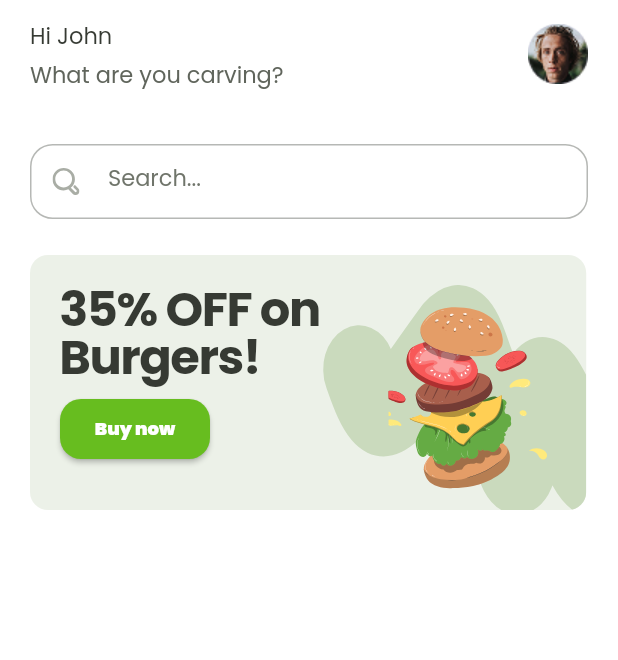
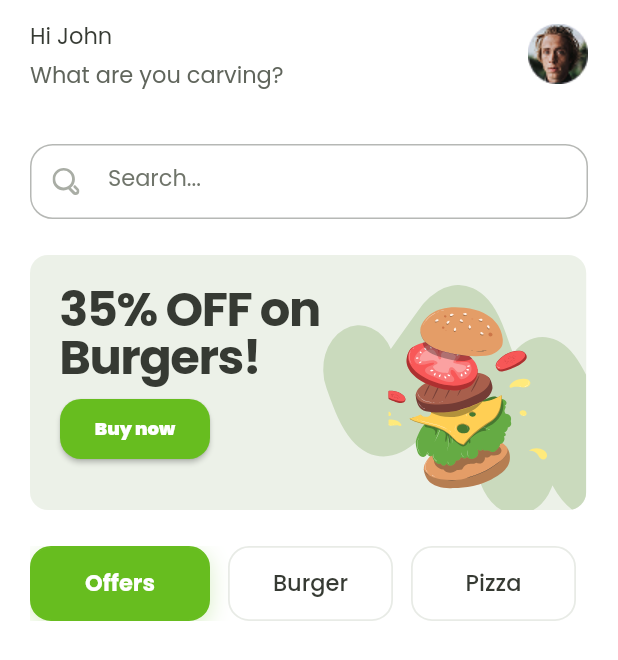
Before and after one commit to MohamedEssami20/app-delivery-food, a Flutter app: the HomeView screen opened by its route, on a phone screen of 412 x 824 dp. Shown: the top 660 px of the screen. Run offline on Flutter 3.47's test engine with Material 3 defaults, Android fonts, the phone set to English and light mode, and no system bars; our stand-ins replace cloud_firestore, dartz, firebase_auth, firebase_core, flutter_bloc, flutter_svg and 4 more; missing offline and left inert: flutter_facebook_auth; accounts and stored records are empty.

Commit message:
add Category name Item List

```diff
--- /dev/null
+++ b/lib/core/helper/category_prdoucts_item.dart
@@ -0,0 +1,9 @@
+abstract class CategoryPrdouctsItem {
+  final String title;
+
+  CategoryPrdouctsItem({required this.title});
+
+  static List<String> getCategoryItems() {
+    return ["Offers", "Burger", "Pizza", "Dount", "Soft Drink", "Ice Cream"];
+  }
+}
--- /dev/null
+++ b/lib/features/home/presentation/views/widgets/category_items_list.dart
@@ -0,0 +1,37 @@
+import 'package:app_delivey_food/core/helper/category_prdoucts_item.dart';
+import 'package:app_delivey_food/features/home/presentation/views/widgets/category_products_item.dart';
+import 'package:flutter/material.dart';
+
+class CategoryItemsList extends StatefulWidget {
+  const CategoryItemsList({super.key});
+
+  @override
+  State<CategoryItemsList> createState() => _CategoryItemsListState();
+}
+
+class _CategoryItemsListState extends State<CategoryItemsList> {
+  bool isSelected = false;
+  int selectedIndex = 0;
+  @override
+  Widget build(BuildContext context) {
+    return SizedBox(
+      height: 50,
+      child: ListView.builder(
+        itemBuilder: (context, index) => Padding(
+          padding: const EdgeInsets.only(right: 12),
+          child: CategoryItem(
+            isActive: selectedIndex == index,
+            onTap: () {
+              setState(() {
+                selectedIndex = index;
+              });
+            },
+            title: CategoryPrdouctsItem.getCategoryItems()[index],
+          ),
+        ),
+        scrollDirection: Axis.horizontal,
+        itemCount: CategoryPrdouctsItem.getCategoryItems().length,
+      ),
+    );
+  }
+}
--- /dev/null
+++ b/lib/features/home/presentation/views/widgets/category_products_item.dart
@@ -0,0 +1,57 @@
+import 'package:flutter/material.dart';
+import '../../../../../core/helper/app_theme_helper.dart';
+
+class CategoryItem extends StatelessWidget {
+  const CategoryItem({
+    super.key,
+    required this.title,
+    required this.isActive,
+    this.onTap,
+  });
+
+  final String title;
+  final bool isActive;
+  final VoidCallback? onTap;
+
+  @override
+  Widget build(BuildContext context) {
+    final theme = AppThemeHelper(context);
+
+    return GestureDetector(
+      onTap: onTap,
+      child: AnimatedContainer(
+        duration: const Duration(milliseconds: 400),
+        curve: Curves.easeOutQuint,
+        width: isActive ? 120 : 110,
+        padding: const EdgeInsets.symmetric(vertical: 0, horizontal: 12),
+        decoration: BoxDecoration(
+          color: isActive ? theme.colors.primary500 : theme.colors.white,
+          borderRadius: BorderRadius.circular(14),
+          border: Border.all(
+            color: isActive ? theme.colors.primary500 : theme.colors.grey200,
+            width: 1.2,
+          ),
+          boxShadow: isActive
+              ? [
+                  BoxShadow(
+                    color: theme.colors.primary500.withValues(alpha: 0.25),
+                    blurRadius: 12,
+                    offset: Offset(0, 4),
+                  ),
+                ]
+              : [],
+        ),
+        alignment: Alignment.center,
+        child: AnimatedDefaultTextStyle(
+          duration: const Duration(milliseconds: 250),
+          curve: Curves.easeOut,
+          style: theme.textStyles.titleMedium!.copyWith(
+            color: isActive ? Colors.white : theme.colors.typography500,
+            fontWeight: isActive ? FontWeight.bold : FontWeight.w500,
+          ),
+          child: Text(title),
+        ),
+      ),
+    );
+  }
+}
--- a/lib/features/home/presentation/views/widgets/home_view_body.dart
+++ b/lib/features/home/presentation/views/widgets/home_view_body.dart
@@ -1,6 +1,7 @@
 import 'package:app_delivey_food/core/function/build_home_app_bar.dart';
 import 'package:app_delivey_food/core/utils/assets.dart';
 import 'package:app_delivey_food/core/utils/custom_text_field.dart';
+import 'package:app_delivey_food/features/home/presentation/views/widgets/category_items_list.dart';
 import 'package:flutter/material.dart';
 import 'package:flutter_svg/flutter_svg.dart';
 import '../../../../../core/helper/app_theme_helper.dart';
@@ -14,6 +15,10 @@ class HomeViewBody extends StatelessWidget {
     final theme = AppThemeHelper(context);
     return Padding(
       padding: const EdgeInsets.symmetric(horizontal: 20, vertical: 0),
+      child: CustomScrollView(
+        physics: const NeverScrollableScrollPhysics(),
+        slivers: [
+          SliverFillRemaining(
             child: Column(
               spacing: 8,
               crossAxisAlignment: CrossAxisAlignment.start,
@@ -34,6 +39,11 @@ class HomeViewBody extends StatelessWidget {
                 ),
                 const SizedBox(height: 8),
                 const FeaturedItemListView(),
+                const SizedBox(height: 8),
+                CategoryItemsList(),
+              ],
+            ),
+          ),
         ],
       ),
     );
```
Lines whose indentation alone changed are shown as unchanged.
